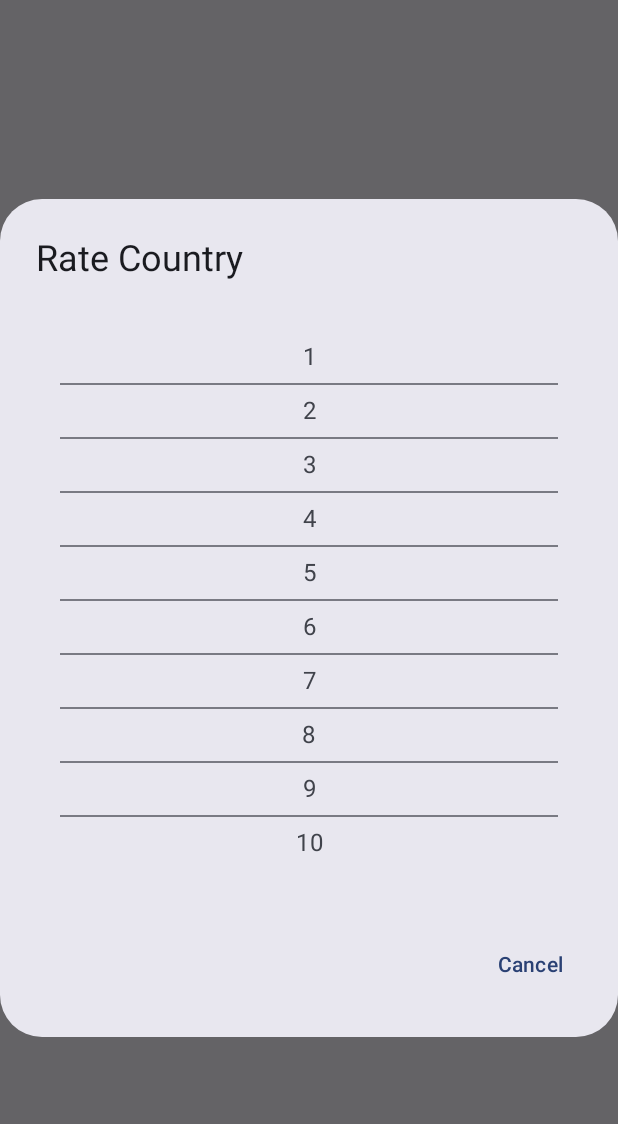
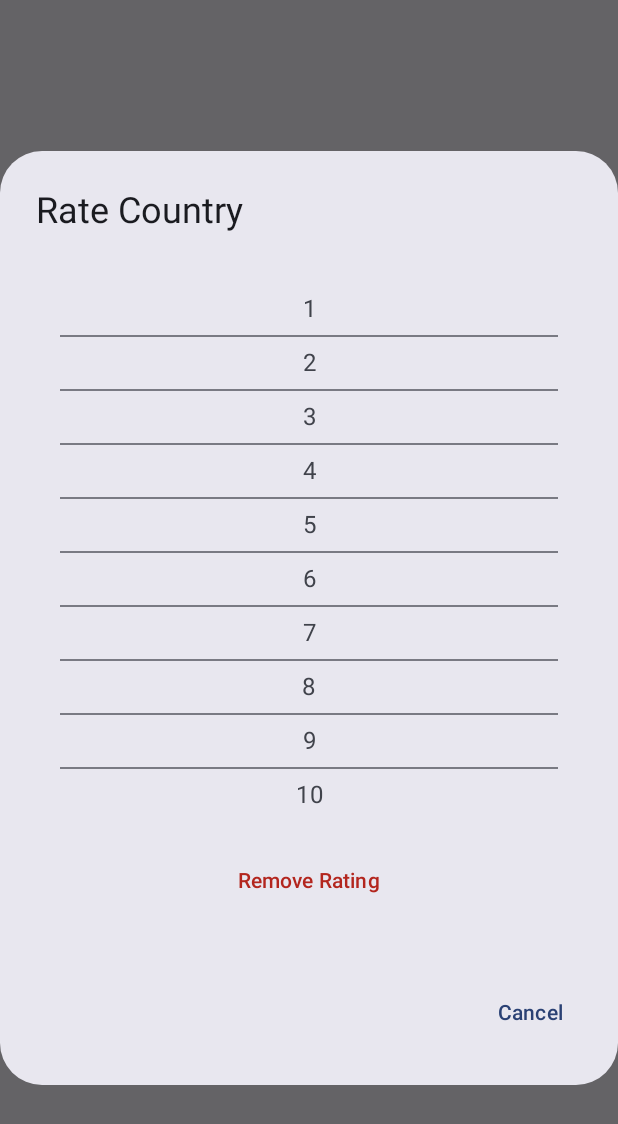
Before and after one commit to KalleJohansson93/TravelTracker, an Android app built with Jetpack Compose: the composable RatingDialog called with empty values, on a phone screen of 412 x 824 dp. Shown: the top 1124 px of the screen. Run offline under Robolectric (Android 15) with nearby library versions, the phone set to English and light mode, and no system bars.

Commit message:
Added remove rating functionality. Added Model package and moved data classes to there

```diff
--- a/app/src/main/java/com/example/traveltracker/data/CountryRepository.kt
+++ b/app/src/main/java/com/example/traveltracker/data/CountryRepository.kt
@@ -1,5 +1,7 @@
 package com.example.traveltracker.data
 
+import com.example.traveltracker.data.model.Country
+import com.example.traveltracker.data.model.CountryStatus
 import kotlinx.coroutines.flow.Flow
 import kotlinx.coroutines.flow.flowOf
 import kotlinx.coroutines.flow.map
--- a/app/src/main/java/com/example/traveltracker/data/FirestoreUserDataDataSource.kt
+++ b/app/src/main/java/com/example/traveltracker/data/FirestoreUserDataDataSource.kt
@@ -1,5 +1,7 @@
 package com.example.traveltracker.data
 
+import com.example.traveltracker.data.model.GlobalStats
+import com.example.traveltracker.data.model.UserProfile
 import com.google.firebase.auth.FirebaseAuth
 import com.google.firebase.firestore.FirebaseFirestore
 import com.google.firebase.firestore.ktx.snapshots
--- a/app/src/main/java/com/example/traveltracker/data/LocalCountryDataSource.kt
+++ b/app/src/main/java/com/example/traveltracker/data/LocalCountryDataSource.kt
@@ -2,6 +2,7 @@ package com.example.traveltracker.data
 
 import android.content.Context
 import com.example.traveltracker.R
+import com.example.traveltracker.data.model.StaticCountry
 import kotlinx.serialization.json.Json
 import java.io.IOException
 
--- a/app/src/main/java/com/example/traveltracker/data/StatisticsRepository.kt
+++ b/app/src/main/java/com/example/traveltracker/data/StatisticsRepository.kt
@@ -1,5 +1,8 @@
 package com.example.traveltracker.data
 
+import com.example.traveltracker.data.model.CountryDisplayStat
+import com.example.traveltracker.data.model.CountryStatus
+import com.example.traveltracker.data.model.StatisticsData
 import kotlinx.coroutines.flow.Flow
 import kotlinx.coroutines.flow.catch
 import kotlinx.coroutines.flow.combine
--- a/app/src/main/java/com/example/traveltracker/data/Country.kt
+++ b/app/src/main/java/com/example/traveltracker/data/model/Country.kt
@@ -1,4 +1,4 @@
-package com.example.traveltracker.data
+package com.example.traveltracker.data.model
 
 // Den här klassen kombinerar statisk info och användares data för UI:t
 data class Country(
--- a/app/src/main/java/com/example/traveltracker/data/CountryDisplayStat.kt
+++ b/app/src/main/java/com/example/traveltracker/data/model/CountryDisplayStat.kt
@@ -1,4 +1,4 @@
-package com.example.traveltracker.data
+package com.example.traveltracker.data.model
 
 data class CountryDisplayStat(
     val countryName: String = "Unknown",
--- a/app/src/main/java/com/example/traveltracker/data/CountryStat.kt
+++ b/app/src/main/java/com/example/traveltracker/data/model/CountryStat.kt
@@ -1,4 +1,4 @@
-package com.example.traveltracker.data
+package com.example.traveltracker.data.model
 
 data class CountryStat(
     val countryCode: String = "",
--- a/app/src/main/java/com/example/traveltracker/data/GlobalStats.kt
+++ b/app/src/main/java/com/example/traveltracker/data/model/GlobalStats.kt
@@ -1,4 +1,4 @@
-package com.example.traveltracker.data
+package com.example.traveltracker.data.model
 
 data class GlobalStats(
     val mostVisited: List<CountryStat> = emptyList(),
--- a/app/src/main/java/com/example/traveltracker/data/StaticCountry.kt
+++ b/app/src/main/java/com/example/traveltracker/data/model/StaticCountry.kt
@@ -1,4 +1,4 @@
-package com.example.traveltracker.data
+package com.example.traveltracker.data.model
 
 import kotlinx.serialization.Serializable
 
--- a/app/src/main/java/com/example/traveltracker/data/StatisticsData.kt
+++ b/app/src/main/java/com/example/traveltracker/data/model/StatisticsData.kt
@@ -1,4 +1,4 @@
-package com.example.traveltracker.data
+package com.example.traveltracker.data.model
 
 data class StatisticsData(
     val username: String = "Loading...",
--- /dev/null
+++ b/app/src/main/java/com/example/traveltracker/data/model/UserCountryData.kt
@@ -0,0 +1,6 @@
+package com.example.traveltracker.data.model
+
+data class UserCountryData(
+    val status: String = CountryStatus.NOT_VISITED.name,
+    val rating: Int? = null
+)
--- a/app/src/main/java/com/example/traveltracker/data/UserProfile.kt
+++ b/app/src/main/java/com/example/traveltracker/data/model/UserProfile.kt
@@ -1,4 +1,4 @@
-package com.example.traveltracker.data
+package com.example.traveltracker.data.model
 
 data class UserProfile(
     val username: String? = null
--- a/app/src/main/java/com/example/traveltracker/data/UserStat.kt
+++ b/app/src/main/java/com/example/traveltracker/data/model/UserStat.kt
@@ -1,4 +1,4 @@
-package com.example.traveltracker.data
+package com.example.traveltracker.data.model
 
 data class UserStat(
     val userId: String = "",
--- a/app/src/main/java/com/example/traveltracker/ui/screens/CountryListScreen.kt
+++ b/app/src/main/java/com/example/traveltracker/ui/screens/CountryListScreen.kt
@@ -12,8 +12,8 @@ import androidx.compose.ui.Alignment
 import androidx.compose.ui.Modifier
 import androidx.compose.ui.text.style.TextAlign
 import androidx.compose.ui.unit.dp
-import com.example.traveltracker.data.Country
-import com.example.traveltracker.data.CountryStatus
+import com.example.traveltracker.data.model.Country
+import com.example.traveltracker.data.model.CountryStatus
 import com.example.traveltracker.viewmodel.CountryListViewModel
 import android.util.Log
 
@@ -176,7 +176,7 @@ fun CountryListItem(
 @Composable
 fun RatingDialog(
     countryCode: String,
-    onRateSelected: (Int) -> Unit,
+    onRateSelected: (Int?) -> Unit,
     onDismiss: () -> Unit
 ) {
     AlertDialog(
@@ -203,6 +203,14 @@ fun RatingDialog(
                         Divider()
                     }
                 }
+
+                Spacer(modifier = Modifier.height(16.dp))
+                TextButton(
+                    onClick = { onRateSelected(null) },
+                    modifier = Modifier.fillMaxWidth()
+                ) {
+                    Text("Remove Rating", color = MaterialTheme.colorScheme.error)
+                }
             }
         },
         confirmButton = {
--- a/app/src/main/java/com/example/traveltracker/viewmodel/LoginViewModel.kt
+++ b/app/src/main/java/com/example/traveltracker/viewmodel/LoginViewModel.kt
@@ -3,7 +3,7 @@ package com.example.traveltracker.viewmodel
 import androidx.lifecycle.ViewModel
 import androidx.lifecycle.ViewModelProvider
 import androidx.lifecycle.viewModelScope
-import com.example.traveltracker.data.UserProfile
+import com.example.traveltracker.data.model.UserProfile
 import com.google.firebase.auth.FirebaseAuth
 import com.google.firebase.auth.FirebaseUser
 import com.google.firebase.firestore.FirebaseFirestore
--- a/app/src/main/java/com/example/traveltracker/viewmodel/StatisticsViewModel.kt
+++ b/app/src/main/java/com/example/traveltracker/viewmodel/StatisticsViewModel.kt
@@ -1,7 +1,7 @@
 package com.example.traveltracker.viewmodel
 
 import com.example.traveltracker.data.StatisticsRepository
-import com.example.traveltracker.data.StatisticsData
+import com.example.traveltracker.data.model.StatisticsData
 import androidx.lifecycle.ViewModel
 import androidx.lifecycle.viewModelScope
 import kotlinx.coroutines.flow.*
```
Also changed, not shown: app/src/main/java/com/example/traveltracker/data/FirestoreUserCountryDataSource.kt (+16 -7 lines), app/src/main/java/com/example/traveltracker/data/UserCountryData.kt (deleted, +0 -8 lines), app/src/main/java/com/example/traveltracker/viewmodel/CountryListViewModel.kt (+5 -5 lines).
